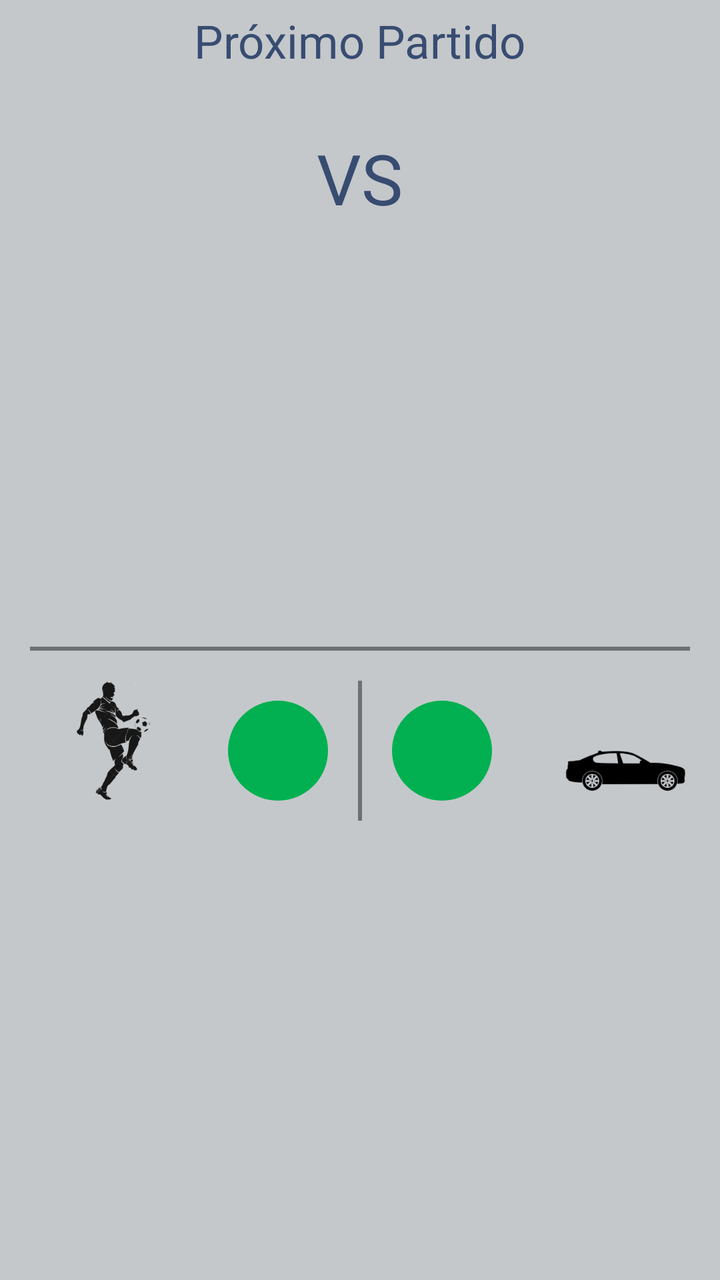
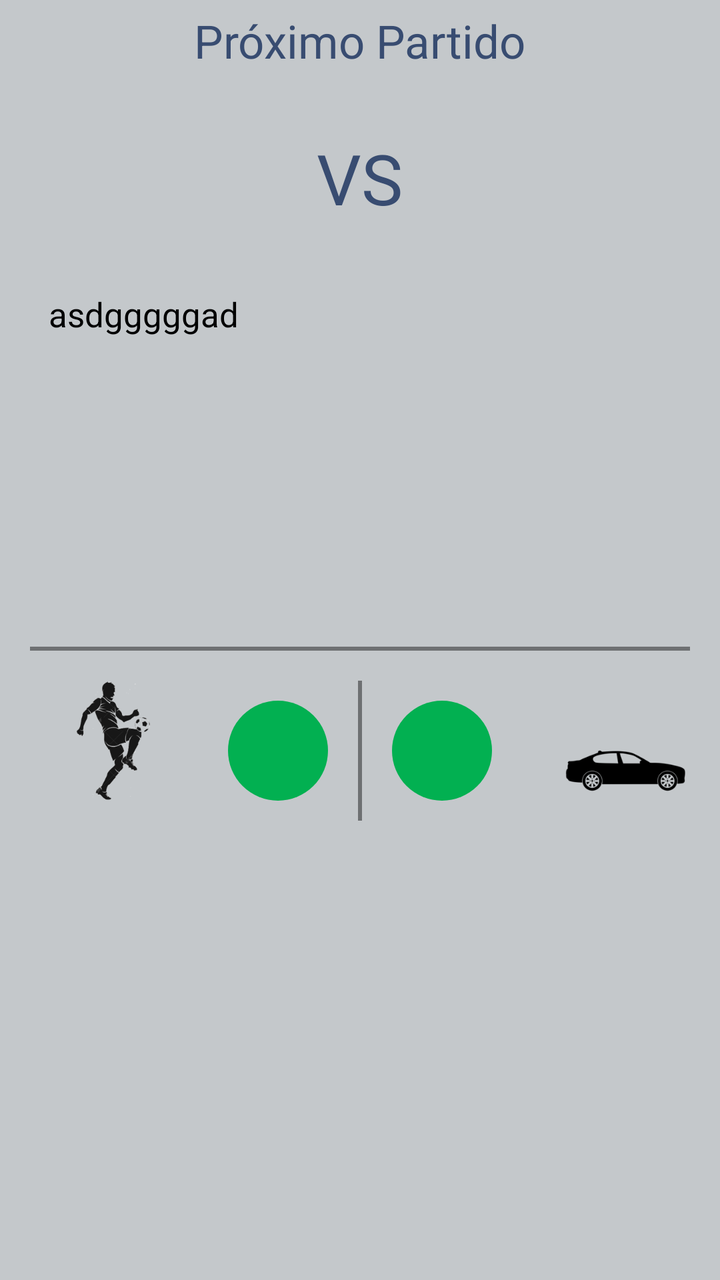

Before-and-after screenshots of an Android layout around one commit, followed by the original layout XML and the change that was made.
<!-- AndroidManifest.xml: application theme AppTheme.NoActionBar -->
<!-- res/layout/fragment_fixture_match_info.xml -->
<RelativeLayout xmlns:android="http://schemas.android.com/apk/res/android"
    xmlns:tools="http://schemas.android.com/tools"
    android:layout_width="match_parent"
    android:layout_height="match_parent"
    android:background="#C4C8CB"
    tools:context="com.sport.perlagloria.activity.FixtureMatchInfoFragment">

    <TextView
        android:id="@+id/nextGameTV"
        android:layout_width="wrap_content"
        android:layout_height="wrap_content"
        android:layout_alignParentTop="true"
        android:layout_centerHorizontal="true"
        android:layout_marginTop="5dp"
        android:text="@string/next_game"
        android:textColor="@color/colorPrimary"
        android:textSize="23sp" />

    <TextView
        android:id="@+id/versusTV"
        android:layout_width="wrap_content"
        android:layout_height="wrap_content"
        android:layout_below="@+id/nextGameTV"
        android:layout_centerHorizontal="true"
        android:layout_marginTop="30dp"
        android:text="VS"
        android:textColor="@color/colorPrimary"
        android:textSize="35sp" />

    <ImageView
        android:id="@+id/team1LogoImgView"
        android:layout_width="fill_parent"
        android:layout_height="80dp"
        android:layout_below="@+id/nextGameTV"
        android:layout_marginEnd="20dp"
        android:layout_marginLeft="5dp"
        android:layout_marginRight="20dp"
        android:layout_marginStart="5dp"
        android:layout_marginTop="10dp"
        android:layout_toLeftOf="@+id/versusTV"
        android:layout_toStartOf="@+id/versusTV"
        android:src="@android:drawable/sym_def_app_icon" />

    <ImageView
        android:id="@+id/team2LogoImgView"
        android:layout_width="fill_parent"
        android:layout_height="80dp"
        android:layout_alignTop="@+id/team1LogoImgView"
        android:layout_marginEnd="5dp"
        android:layout_marginLeft="20dp"
        android:layout_marginRight="5dp"
        android:layout_marginStart="20dp"
        android:layout_toEndOf="@+id/versusTV"
        android:layout_toRightOf="@+id/versusTV"
        android:src="@android:drawable/sym_def_app_icon" />

    <TextView
        android:id="@+id/team1NameTV"
        android:layout_width="wrap_content"
        android:layout_height="wrap_content"
        android:layout_alignEnd="@+id/team1LogoImgView"
        android:layout_alignParentLeft="true"
        android:layout_alignParentStart="true"
        android:layout_alignRight="@+id/team1LogoImgView"
        android:layout_below="@+id/team1LogoImgView"
        android:layout_marginTop="20dp"
        android:layout_toLeftOf="@+id/versusTV"
        android:layout_toStartOf="@+id/versusTV"
        android:gravity="center"
        android:singleLine="true"
        android:text=""
        android:textColor="@android:color/black"
        android:textSize="17sp" />

    <TextView
        android:id="@+id/team2NameTV"
        android:layout_width="wrap_content"
        android:layout_height="wrap_content"
        android:layout_alignLeft="@+id/team2LogoImgView"
        android:layout_alignParentEnd="true"
        android:layout_alignParentRight="true"
        android:layout_alignStart="@+id/team2LogoImgView"
        android:layout_below="@+id/team2LogoImgView"
        android:layout_marginTop="20dp"
        android:layout_toEndOf="@+id/versusTV"
        android:layout_toRightOf="@+id/versusTV"
        android:gravity="center"
        android:singleLine="true"
        android:text=""
        android:textColor="@android:color/black"
        android:textSize="17sp" />

    <TextView
        android:id="@+id/dateOfMatchTV"
        android:layout_width="wrap_content"
        android:layout_height="wrap_content"
        android:layout_below="@+id/versusTV"
        android:layout_centerHorizontal="true"
        android:layout_marginTop="80dp"
        android:singleLine="true"
        android:text=""
        android:textColor="@color/colorPrimary"
        android:textSize="20sp" />

    <TextView
        android:id="@+id/timeOfMatchTV"
        android:layout_width="wrap_content"
        android:layout_height="wrap_content"
        android:layout_below="@+id/dateOfMatchTV"
        android:layout_centerHorizontal="true"
        android:layout_marginTop="15dp"
        android:singleLine="true"
        android:text=""
        android:textColor="@color/colorPrimary"
        android:textSize="20sp" />

    <TextView
        android:id="@+id/fieldNumber"
        android:layout_width="wrap_content"
        android:layout_height="wrap_content"
        android:layout_below="@+id/timeOfMatchTV"
        android:layout_centerHorizontal="true"
        android:layout_marginTop="15dp"
        android:singleLine="true"
        android:text=""
        android:textColor="@color/colorPrimary"
        android:textSize="20sp" />

    <View
        android:id="@+id/horizDividerView"
        android:layout_width="match_parent"
        android:layout_height="2dp"
        android:layout_alignEnd="@+id/team2LogoImgView"
        android:layout_alignLeft="@+id/team1LogoImgView"
        android:layout_alignRight="@+id/team2LogoImgView"
        android:layout_alignStart="@+id/team1LogoImgView"
        android:layout_below="@+id/fieldNumber"
        android:layout_marginLeft="10dp"
        android:layout_marginRight="10dp"
        android:layout_marginTop="20dp"
        android:background="#6E7072" />

    <ImageView
        android:id="@+id/homeTeamImgView"
        android:layout_width="40dp"
        android:layout_height="60dp"
        android:layout_alignTop="@+id/vertDividerView"
        android:layout_marginEnd="20dp"
        android:layout_marginRight="20dp"
        android:layout_toLeftOf="@+id/homeGoalsTV"
        android:layout_toStartOf="@+id/nextGameTV"
        android:src="@drawable/home_team" />

    <ImageView
        android:id="@+id/awayTeamImgView"
        android:layout_width="60dp"
        android:layout_height="30dp"
        android:layout_alignBottom="@+id/awayGoalsTV"
        android:layout_marginLeft="20dp"
        android:layout_marginStart="20dp"
        android:layout_toEndOf="@+id/nextGameTV"
        android:layout_toRightOf="@+id/awayGoalsTV"
        android:src="@drawable/away_team" />

    <View
        android:id="@+id/vertDividerView"
        android:layout_width="2dp"
        android:layout_height="70dp"
        android:layout_below="@+id/horizDividerView"
        android:layout_centerHorizontal="true"
        android:layout_marginTop="15dp"
        android:background="#6E7072" />

    <TextView
        android:id="@+id/homeGoalsTV"
        android:layout_width="50dp"
        android:layout_height="50dp"
        android:layout_alignBottom="@+id/homeTeamImgView"
        android:layout_marginEnd="15dp"
        android:layout_marginRight="15dp"
        android:layout_toLeftOf="@+id/vertDividerView"
        android:layout_toStartOf="@+id/vertDividerView"
        android:background="@drawable/circle_shape"
        android:gravity="center_vertical|center_horizontal"
        android:text=""
        android:textColor="@android:color/white"
        android:textSize="20sp"
        android:textStyle="bold" />

    <TextView
        android:id="@+id/awayGoalsTV"
        android:layout_width="50dp"
        android:layout_height="50dp"
        android:layout_alignBottom="@+id/homeTeamImgView"
        android:layout_marginLeft="15dp"
        android:layout_marginStart="15dp"
        android:layout_toEndOf="@+id/vertDividerView"
        android:layout_toRightOf="@+id/vertDividerView"
        android:background="@drawable/circle_shape"
        android:gravity="center_vertical|center_horizontal"
        android:text=""
        android:textColor="@android:color/white"
        android:textSize="20sp"
        android:textStyle="bold" />


</RelativeLayout>
<!-- resources referenced by this layout -->
<resources>
  <color name="colorPrimary">#384C71</color>
  <!-- drawable away_team: png bitmap (drawable, 5907 bytes) -->
  <!-- drawable circle_shape (drawable) -->
  <?xml version="1.0" encoding="utf-8"?>
  <shape xmlns:android="http://schemas.android.com/apk/res/android"
      android:shape="oval">
      <solid android:color="#02b051" />
  </shape>
  <!-- drawable home_team: png bitmap (drawable, 22256 bytes) -->
  <string name="next_game">Próximo Partido</string>
  <style name="AppTheme.NoActionBar">
          <item name="windowActionBar">false</item>
          <item name="windowNoTitle">true</item>
      </style>
</resources>

<!-- the commit's change to res/layout/fragment_fixture_match_info.xml (unified diff, before → after) -->
@@ -59,16 +59,15 @@
         android:layout_width="wrap_content"
         android:layout_height="wrap_content"
         android:layout_alignEnd="@+id/team1LogoImgView"
-        android:layout_alignParentLeft="true"
-        android:layout_alignParentStart="true"
+        android:layout_alignLeft="@+id/team1LogoImgView"
         android:layout_alignRight="@+id/team1LogoImgView"
+        android:layout_alignStart="@+id/team1LogoImgView"
         android:layout_below="@+id/team1LogoImgView"
         android:layout_marginTop="20dp"
         android:layout_toLeftOf="@+id/versusTV"
-        android:layout_toStartOf="@+id/versusTV"
         android:gravity="center"
         android:singleLine="true"
-        android:text=""
+        android:text="asdgggggad"
         android:textColor="@android:color/black"
         android:textSize="17sp" />
 
@@ -76,13 +75,12 @@
         android:id="@+id/team2NameTV"
         android:layout_width="wrap_content"
         android:layout_height="wrap_content"
+        android:layout_alignEnd="@+id/team2LogoImgView"
         android:layout_alignLeft="@+id/team2LogoImgView"
-        android:layout_alignParentEnd="true"
-        android:layout_alignParentRight="true"
+        android:layout_alignRight="@+id/team2LogoImgView"
         android:layout_alignStart="@+id/team2LogoImgView"
         android:layout_below="@+id/team2LogoImgView"
         android:layout_marginTop="20dp"
-        android:layout_toEndOf="@+id/versusTV"
         android:layout_toRightOf="@+id/versusTV"
         android:gravity="center"
         android:singleLine="true"
